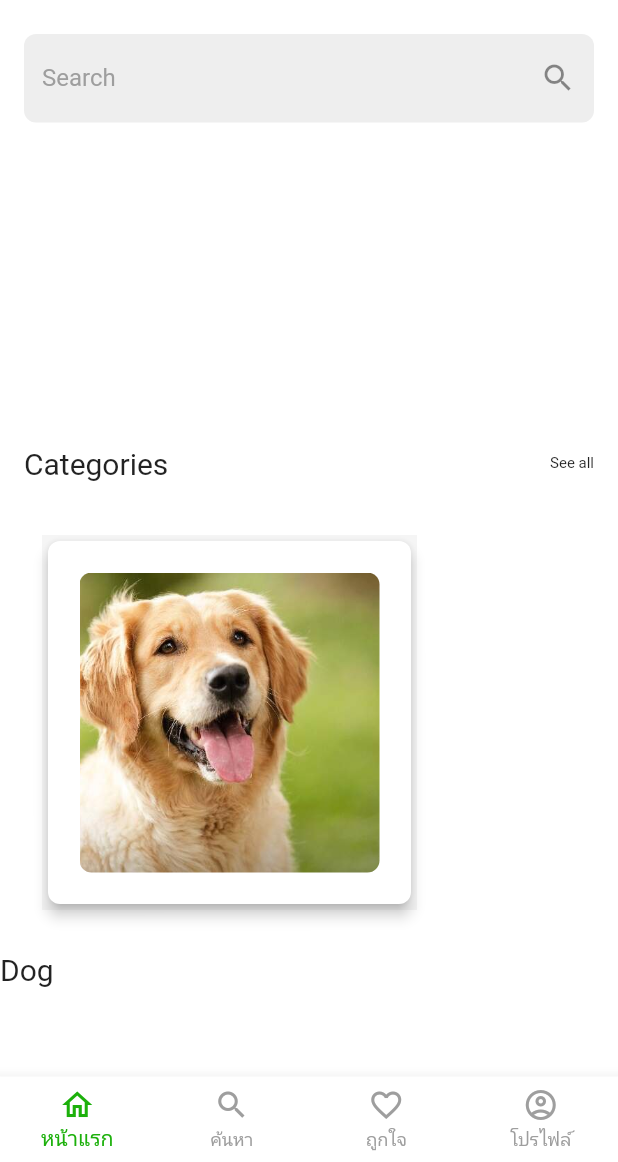
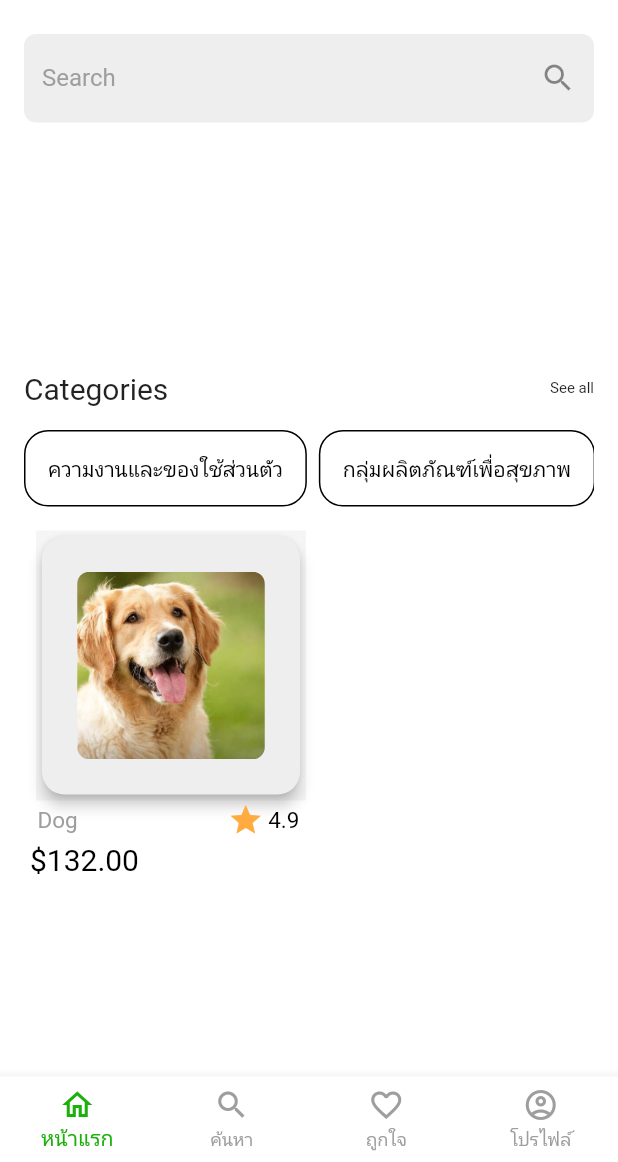
Before and after one commit to PiyanutChaiyamong/jnshop, a Flutter app: the screen it shows after launch, on a phone screen of 412 x 824 dp, the part 74-1236 px from its top. Run offline on Flutter 3.47's test engine with Material 3 defaults, Android fonts, the phone set to English and light mode, and no system bars; our stand-ins replace google_fonts; Roboto replaces fonts that are missing (Prompt).

Commit message:
เริ่ม Project

```diff
--- a/lib/core/theme/app_theme.dart
+++ b/lib/core/theme/app_theme.dart
@@ -1,5 +1,4 @@
 import 'package:flutter/material.dart';
-import 'package:google_fonts/google_fonts.dart';
 import 'package:jnshop/core/constant/helper.dart';
 import 'package:jnshop/core/theme/app_appbar.dart';
 import 'package:jnshop/core/theme/app_color.dart';
@@ -9,7 +8,6 @@ class MyTheme {
     useMaterial3: false,
     primaryColor: AppColors.primary,
     primarySwatch: colorToMaterialColor(AppColors.primary),
-    fontFamily: GoogleFonts.prompt(fontStyle: FontStyle.normal).fontFamily,
     brightness: Brightness.light,
     colorScheme: ColorScheme.light(
       primary: AppColors.primary,
--- a/lib/presentation/views/main/home_page.dart
+++ b/lib/presentation/views/main/home_page.dart
@@ -8,19 +8,21 @@ class HomePage extends StatefulWidget {
   State<HomePage> createState() => _HomePageState();
 }
 
-String _searchQuery = '';
+String _selectedCategory = 'All';
 
 class _HomePageState extends State<HomePage> {
   @override
   Widget build(BuildContext context) {
     return Scaffold(
-        body: Column(crossAxisAlignment: CrossAxisAlignment.start, children: [
+      body: Column(
+        crossAxisAlignment: CrossAxisAlignment.start,
+        children: [
           Padding(
             padding: EdgeInsets.all(16),
             child: SearchWidget(),
           ),
           SizedBox(
-        height: 200,
+            height: 150,
           ),
           Padding(
               padding: EdgeInsets.symmetric(horizontal: 16),
@@ -37,17 +39,76 @@ class _HomePageState extends State<HomePage> {
                   )
                 ],
               )),
-      SizedBox(height: 16),
+          SizedBox(
+            width: 16,
+            height: 16,
+          ),
           Padding(
-        padding: EdgeInsets.all(20.0),
+            padding: EdgeInsets.symmetric(horizontal: 16),
+            child: SingleChildScrollView(
+              scrollDirection: Axis.horizontal,
+              child: Row(
+                children: [
+                  _buildCategoryItem(
+                    'ความงานและของใช้ส่วนตัว',
+                  ),
+                  SizedBox(
+                    width: 8,
+                  ),
+                  _buildCategoryItem(
+                    'กลุ่มผลิตภัณฑ์เพื่อสุขภาพ',
+                  ),
+                  SizedBox(
+                    width: 8,
+                  ),
+                  _buildCategoryItem(
+                    'เสื้อผ้าแฟชั่นผู้ชาย',
+                  ),
+                  SizedBox(
+                    width: 8,
+                  ),
+                  _buildCategoryItem(
+                    'เสื้อผ้าแฟชั่นผู้หญิง',
+                  ),
+                  SizedBox(
+                    width: 8,
+                  ),
+                  _buildCategoryItem(
+                    'กระเป๋า',
+                  ),
+                  SizedBox(
+                    width: 8,
+                  ),
+                  _buildCategoryItem(
+                    'รองเท้าผู้ชาย',
+                  ),
+                  SizedBox(
+                    width: 8,
+                  ),
+                  _buildCategoryItem(
+                    'รองเท้าผู้หญิง',
+                  ),
+                  SizedBox(
+                    width: 8,
+                  ),
+                  _buildCategoryItem(
+                    'มือถือ',
+                  ),
+                ],
+              ),
+            ),
+          ),
+          Padding(
+            padding: EdgeInsets.only(top: 16, right: 16, left: 16),
             child: Container(
               color: Colors.grey.shade100,
-          width: 250,
-          height: 250,
+              width: 180,
+              height: 180,
               margin: EdgeInsets.symmetric(horizontal: 8),
               child: Card(
+                color: Colors.grey.shade200,
                 shape: RoundedRectangleBorder(
-              borderRadius: BorderRadius.circular(8),
+                  borderRadius: BorderRadius.circular(15),
                 ),
                 elevation: 4,
                 child: Center(
@@ -55,21 +116,74 @@ class _HomePageState extends State<HomePage> {
                       borderRadius: BorderRadius.circular(8),
                       child: Image.asset(
                         'assets/images/Dog.jpg',
-                    height: 200,
-                    width: 200,
+                        height: 125,
+                        width: 125,
                         fit: BoxFit.cover,
                       )),
                 ),
               ),
             ), // Add more widgets here...
           ),
-      SizedBox(height: 8),
-      Text(
+          SizedBox(height: 1),
+          Row(
+            children: [
+              Padding(
+                padding: const EdgeInsets.only(left: 25),
+                child: Text(
                   "Dog",
-        style: TextStyle(
-          fontSize: 20,
+                  style: TextStyle(fontSize: 15, color: Colors.grey),
                 ),
               ),
-    ]));
+              Padding(
+                padding: const EdgeInsets.only(left: 100),
+                child: Icon(
+                  Icons.star,
+                  color: Colors.orangeAccent,
+                ),
+              ),
+              Padding(
+                padding: const EdgeInsets.only(left: 3),
+                child: Text(
+                  "4.9",
+                  style: TextStyle(fontSize: 15, color: Colors.black),
+                ),
+              ),
+            ],
+          ),
+          SizedBox(height: 3),
+          Padding(
+            padding: const EdgeInsets.only(left: 20),
+            child: Text(
+              "\$132.00",
+              style: TextStyle(fontSize: 20, color: Colors.black),
+            ),
+          ),
+        ],
+      ),
+    );
+  }
+
+  Widget _buildCategoryItem(String category) {
+    bool isSelected = _selectedCategory == category;
+
+    return TextButton(
+      onPressed: () {
+        setState(() {
+          _selectedCategory = category;
+        });
+      },
+      style: TextButton.styleFrom(
+        backgroundColor: isSelected ? Colors.green : Colors.transparent,
+        padding: EdgeInsets.all(16),
+        side: BorderSide(color: isSelected ? Colors.green : Colors.black),
+        shape: RoundedRectangleBorder(
+          borderRadius: BorderRadius.circular(16),
+        ),
+      ),
+      child: Text(
+        category,
+        style: TextStyle(color: isSelected ? Colors.white : Colors.black),
+      ),
+    );
   }
 }
--- a/lib/presentation/widgets/search_widget.dart
+++ b/lib/presentation/widgets/search_widget.dart
@@ -1,7 +1,9 @@
 import 'package:flutter/material.dart';
 
 class SearchWidget extends StatelessWidget {
-  const SearchWidget({super.key});
+  SearchWidget({super.key});
+
+  String _searchQuery = '';
 
   @override
   Widget build(BuildContext context) {
```
Lines whose indentation alone changed are shown as unchanged.
